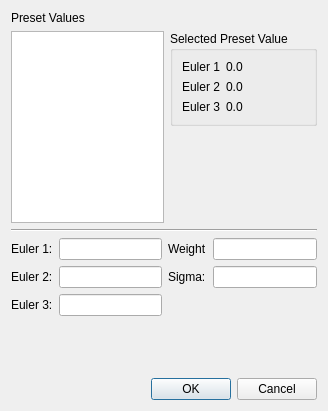
BlueQuartzSoftware/DREAM3D, file Source/StatsGenerator/UI_Files/TextureDialog.ui: the form before one commit.
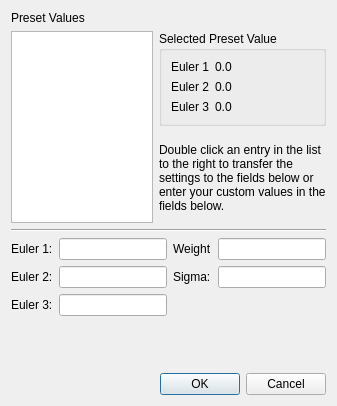
The form after the commit.

Commit message: Implementing the deleting of an ODF texture entry from the ODF texture table. Adding some descriptive text to some of the User Interfaces to help the user understand what to do in each of the UIs

```diff
--- a/Source/StatsGenerator/UI_Files/TextureDialog.ui
+++ b/Source/StatsGenerator/UI_Files/TextureDialog.ui
@@ -6,8 +6,8 @@
    <rect>
     <x>0</x>
     <y>0</y>
-    <width>328</width>
-    <height>411</height>
+    <width>337</width>
+    <height>406</height>
    </rect>
   </property>
   <property name="windowTitle">
@@ -80,6 +80,16 @@
        </layout>
       </widget>
      </item>
+     <item row="2" column="2">
+      <widget class="QLabel" name="label_8">
+       <property name="text">
+        <string>Double click an entry in the list to the right to transfer the settings to the fields below or enter your custom values in the fields below. </string>
+       </property>
+       <property name="wordWrap">
+        <bool>true</bool>
+       </property>
+      </widget>
+     </item>
     </layout>
    </item>
    <item>
```
The commit also changes 4 other files.
